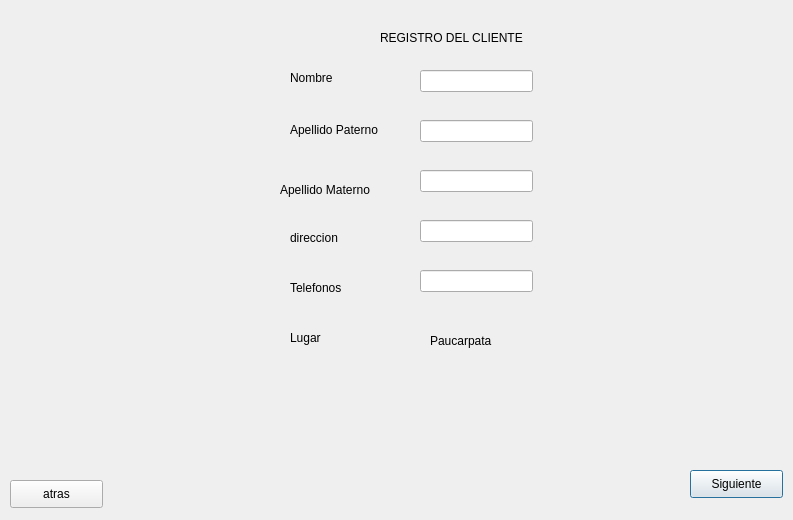
Old version of the form Restaurante/registrarcliente.ui in the repository kpzaolod6000/HELLOWORLD.
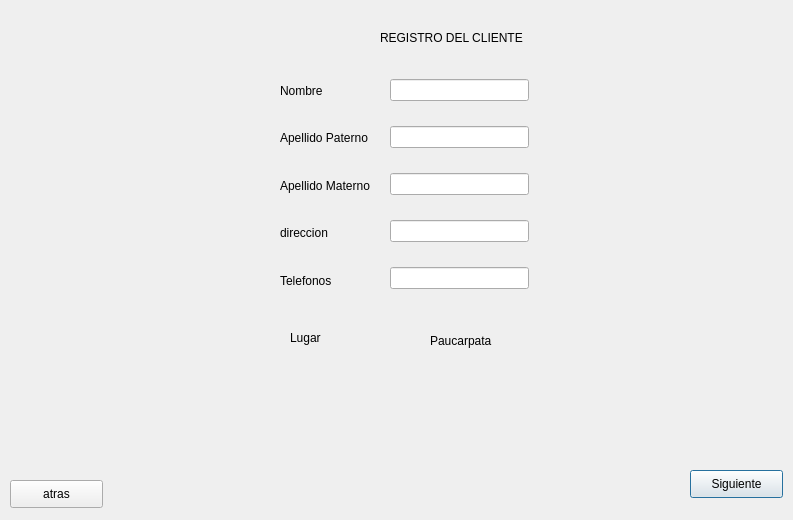
New version of the form.

Diff of the .ui file:
```diff
--- a/Restaurante/registrarcliente.ui
+++ b/Restaurante/registrarcliente.ui
@@ -13,121 +13,6 @@
   <property name="windowTitle">
    <string>Dialog</string>
   </property>
-  <widget class="QLabel" name="label">
-   <property name="geometry">
-    <rect>
-     <x>290</x>
-     <y>70</y>
-     <width>55</width>
-     <height>16</height>
-    </rect>
-   </property>
-   <property name="text">
-    <string>Nombre</string>
-   </property>
-  </widget>
-  <widget class="QLineEdit" name="lineEdit_nombre">
-   <property name="geometry">
-    <rect>
-     <x>420</x>
-     <y>70</y>
-     <width>113</width>
-     <height>22</height>
-    </rect>
-   </property>
-  </widget>
-  <widget class="QLineEdit" name="lineEdit_apelpaterno">
-   <property name="geometry">
-    <rect>
-     <x>420</x>
-     <y>120</y>
-     <width>113</width>
-     <height>22</height>
-    </rect>
-   </property>
-  </widget>
-  <widget class="QLineEdit" name="lineEdit_apel_materno">
-   <property name="geometry">
-    <rect>
-     <x>420</x>
-     <y>170</y>
-     <width>113</width>
-     <height>22</height>
-    </rect>
-   </property>
-  </widget>
-  <widget class="QLineEdit" name="lineEdit_direccion">
-   <property name="geometry">
-    <rect>
-     <x>420</x>
-     <y>220</y>
-     <width>113</width>
-     <height>22</height>
-    </rect>
-   </property>
-  </widget>
-  <widget class="QLineEdit" name="lineEdit_telefono">
-   <property name="geometry">
-    <rect>
-     <x>420</x>
-     <y>270</y>
-     <width>113</width>
-     <height>22</height>
-    </rect>
-   </property>
-  </widget>
-  <widget class="QLabel" name="label_2">
-   <property name="geometry">
-    <rect>
-     <x>290</x>
-     <y>120</y>
-     <width>111</width>
-     <height>20</height>
-    </rect>
-   </property>
-   <property name="text">
-    <string>Apellido Paterno</string>
-   </property>
-  </widget>
-  <widget class="QLabel" name="label_3">
-   <property name="geometry">
-    <rect>
-     <x>280</x>
-     <y>180</y>
-     <width>111</width>
-     <height>20</height>
-    </rect>
-   </property>
-   <property name="text">
-    <string>Apellido Materno</string>
-   </property>
-  </widget>
-  <widget class="QLabel" name="label_4">
-   <property name="geometry">
-    <rect>
-     <x>290</x>
-     <y>230</y>
-     <width>55</width>
-     <height>16</height>
-    </rect>
-   </property>
-   <property name="text">
-    <string>direccion</string>
-   </property>
-  </widget>
-  <widget class="QLabel" name="label_5">
-   <property name="geometry">
-    <rect>
-     <x>290</x>
-     <y>280</y>
-     <width>55</width>
-     <height>16</height>
-    </rect>
-   </property>
-   <property name="text">
-    <string>Telefonos</string>
-   </property>
-  </widget>
   <widget class="QLabel" name="label_6">
    <property name="geometry">
     <rect>
@@ -193,6 +78,80 @@
     <string>REGISTRO DEL CLIENTE</string>
    </property>
   </widget>
+  <widget class="QWidget" name="">
+   <property name="geometry">
+    <rect>
+     <x>390</x>
+     <y>60</y>
+     <width>139</width>
+     <height>251</height>
+    </rect>
+   </property>
+   <layout class="QVBoxLayout" name="verticalLayout">
+    <item>
+     <widget class="QLineEdit" name="lineEdit_apelpaterno"/>
+    </item>
+    <item>
+     <widget class="QLineEdit" name="lineEdit_nombre"/>
+    </item>
+    <item>
+     <widget class="QLineEdit" name="lineEdit_apel_materno"/>
+    </item>
+    <item>
+     <widget class="QLineEdit" name="lineEdit_direccion"/>
+    </item>
+    <item>
+     <widget class="QLineEdit" name="lineEdit_telefono"/>
+    </item>
+   </layout>
+  </widget>
+  <widget class="QWidget" name="">
+   <property name="geometry">
+    <rect>
+     <x>280</x>
+     <y>70</y>
+     <width>98</width>
+     <height>231</height>
+    </rect>
+   </property>
+   <layout class="QVBoxLayout" name="verticalLayout_2">
+    <item>
+     <widget class="QLabel" name="label">
+      <property name="text">
+       <string>Nombre</string>
+      </property>
+     </widget>
+    </item>
+    <item>
+     <widget class="QLabel" name="label_2">
+      <property name="text">
+       <string>Apellido Paterno</string>
+      </property>
+     </widget>
+    </item>
+    <item>
+     <widget class="QLabel" name="label_3">
+      <property name="text">
+       <string>Apellido Materno</string>
+      </property>
+     </widget>
+    </item>
+    <item>
+     <widget class="QLabel" name="label_4">
+      <property name="text">
+       <string>direccion</string>
+      </property>
+     </widget>
+    </item>
+    <item>
+     <widget class="QLabel" name="label_5">
+      <property name="text">
+       <string>Telefonos</string>
+      </property>
+     </widget>
+    </item>
+   </layout>
+  </widget>
  </widget>
  <resources/>
  <connections/>
```
